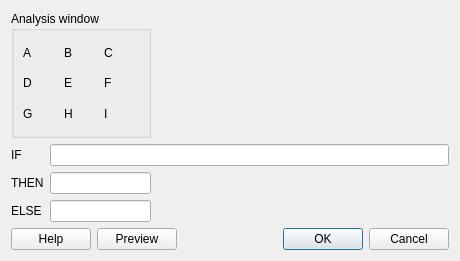
This is logicalfilterdialog.ui in mbobowsk/DarQwin as Qt 5 draws it before an edit. The edited form follows.
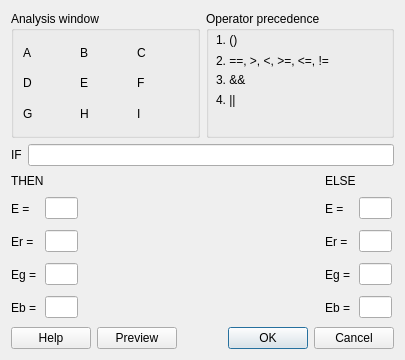
This is the edited form.

```diff
--- a/logicalfilterdialog.ui
+++ b/logicalfilterdialog.ui
@@ -6,8 +6,8 @@
    <rect>
     <x>0</x>
     <y>0</y>
-    <width>460</width>
-    <height>261</height>
+    <width>405</width>
+    <height>360</height>
    </rect>
   </property>
   <property name="windowTitle">
@@ -16,6 +16,12 @@
   <layout class="QGridLayout" name="gridLayout">
    <item row="0" column="0" colspan="2">
     <widget class="QGroupBox" name="groupBox">
+     <property name="minimumSize">
+      <size>
+       <width>131</width>
+       <height>0</height>
+      </size>
+     </property>
      <property name="title">
       <string>Analysis window</string>
      </property>
@@ -102,63 +108,529 @@
      </layout>
     </widget>
    </item>
-   <item row="1" column="0">
-    <widget class="QLabel" name="label_16">
-     <property name="text">
-      <string>IF</string>
+   <item row="0" column="2" colspan="2">
+    <widget class="QGroupBox" name="groupBox_2">
+     <property name="minimumSize">
+      <size>
+       <width>170</width>
+       <height>0</height>
+      </size>
      </property>
+     <property name="title">
+      <string>Operator precedence</string>
+     </property>
+     <widget class="QLabel" name="label_10">
+      <property name="geometry">
+       <rect>
+        <x>10</x>
+        <y>20</y>
+        <width>62</width>
+        <height>17</height>
+       </rect>
+      </property>
+      <property name="text">
+       <string>1. ()</string>
+      </property>
+     </widget>
+     <widget class="QLabel" name="label_11">
+      <property name="geometry">
+       <rect>
+        <x>10</x>
+        <y>40</y>
+        <width>161</width>
+        <height>20</height>
+       </rect>
+      </property>
+      <property name="text">
+       <string>2. ==, &gt;, &lt;, &gt;=, &lt;=, !=</string>
+      </property>
+     </widget>
+     <widget class="QLabel" name="label_12">
+      <property name="geometry">
+       <rect>
+        <x>10</x>
+        <y>60</y>
+        <width>62</width>
+        <height>17</height>
+       </rect>
+      </property>
+      <property name="text">
+       <string>3. &amp;&amp;</string>
+      </property>
+     </widget>
+     <widget class="QLabel" name="label_13">
+      <property name="geometry">
+       <rect>
+        <x>10</x>
+        <y>80</y>
+        <width>62</width>
+        <height>17</height>
+       </rect>
+      </property>
+      <property name="text">
+       <string>4. ||</string>
+      </property>
+     </widget>
     </widget>
    </item>
-   <item row="1" column="1" colspan="2">
-    <widget class="QLineEdit" name="ifTextLine"/>
+   <item row="1" column="0" colspan="4">
+    <layout class="QHBoxLayout" name="horizontalLayout_5">
+     <item>
+      <widget class="QLabel" name="label_16">
+       <property name="text">
+        <string>IF</string>
+       </property>
+      </widget>
+     </item>
+     <item>
+      <widget class="QLineEdit" name="ifTextLine"/>
+     </item>
+    </layout>
    </item>
    <item row="2" column="0">
-    <widget class="QLabel" name="label_17">
-     <property name="text">
-      <string>THEN</string>
+    <layout class="QVBoxLayout" name="verticalLayout_2">
+     <property name="sizeConstraint">
+      <enum>QLayout::SetFixedSize</enum>
      </property>
-    </widget>
+     <item>
+      <widget class="QLabel" name="label_17">
+       <property name="sizePolicy">
+        <sizepolicy hsizetype="MinimumExpanding" vsizetype="Preferred">
+         <horstretch>0</horstretch>
+         <verstretch>0</verstretch>
+        </sizepolicy>
+       </property>
+       <property name="minimumSize">
+        <size>
+         <width>69</width>
+         <height>17</height>
+        </size>
+       </property>
+       <property name="maximumSize">
+        <size>
+         <width>69</width>
+         <height>17</height>
+        </size>
+       </property>
+       <property name="text">
+        <string>THEN</string>
+       </property>
+      </widget>
+     </item>
+     <item>
+      <layout class="QHBoxLayout" name="horizontalLayout_6">
+       <item>
+        <widget class="QLabel" name="label_14">
+         <property name="sizePolicy">
+          <sizepolicy hsizetype="Fixed" vsizetype="Preferred">
+           <horstretch>0</horstretch>
+           <verstretch>0</verstretch>
+          </sizepolicy>
+         </property>
+         <property name="minimumSize">
+          <size>
+           <width>28</width>
+           <height>27</height>
+          </size>
+         </property>
+         <property name="maximumSize">
+          <size>
+           <width>28</width>
+           <height>27</height>
+          </size>
+         </property>
+         <property name="text">
+          <string>E = </string>
+         </property>
+        </widget>
+       </item>
+       <item>
+        <widget class="QLineEdit" name="e1">
+         <property name="sizePolicy">
+          <sizepolicy hsizetype="Fixed" vsizetype="Fixed">
+           <horstretch>0</horstretch>
+           <verstretch>0</verstretch>
+          </sizepolicy>
+         </property>
+         <property name="minimumSize">
+          <size>
+           <width>33</width>
+           <height>0</height>
+          </size>
+         </property>
+         <property name="maximumSize">
+          <size>
+           <width>33</width>
+           <height>16777215</height>
+          </size>
+         </property>
+         <property name="maxLength">
+          <number>3</number>
+         </property>
+        </widget>
+       </item>
+      </layout>
+     </item>
+     <item>
+      <layout class="QHBoxLayout" name="horizontalLayout_7">
+       <item>
+        <widget class="QLabel" name="label_15">
+         <property name="sizePolicy">
+          <sizepolicy hsizetype="Fixed" vsizetype="Preferred">
+           <horstretch>0</horstretch>
+           <verstretch>0</verstretch>
+          </sizepolicy>
+         </property>
+         <property name="minimumSize">
+          <size>
+           <width>28</width>
+           <height>27</height>
+          </size>
+         </property>
+         <property name="maximumSize">
+          <size>
+           <width>28</width>
+           <height>27</height>
+          </size>
+         </property>
+         <property name="text">
+          <string>Er =</string>
+         </property>
+        </widget>
+       </item>
+       <item>
+        <widget class="QLineEdit" name="er1">
+         <property name="sizePolicy">
+          <sizepolicy hsizetype="Fixed" vsizetype="Fixed">
+           <horstretch>0</horstretch>
+           <verstretch>0</verstretch>
+          </sizepolicy>
+         </property>
+         <property name="maximumSize">
+          <size>
+           <width>33</width>
+           <height>16777215</height>
+          </size>
+         </property>
+         <property name="maxLength">
+          <number>3</number>
+         </property>
+        </widget>
+       </item>
+      </layout>
+     </item>
+     <item>
+      <layout class="QHBoxLayout" name="horizontalLayout_8">
+       <item>
+        <widget class="QLabel" name="label_19">
+         <property name="sizePolicy">
+          <sizepolicy hsizetype="Fixed" vsizetype="Preferred">
+           <horstretch>0</horstretch>
+           <verstretch>0</verstretch>
+          </sizepolicy>
+         </property>
+         <property name="minimumSize">
+          <size>
+           <width>28</width>
+           <height>27</height>
+          </size>
+         </property>
+         <property name="maximumSize">
+          <size>
+           <width>28</width>
+           <height>27</height>
+          </size>
+         </property>
+         <property name="text">
+          <string>Eg =</string>
+         </property>
+        </widget>
+       </item>
+       <item>
+        <widget class="QLineEdit" name="eg1">
+         <property name="sizePolicy">
+          <sizepolicy hsizetype="Fixed" vsizetype="Fixed">
+           <horstretch>0</horstretch>
+           <verstretch>0</verstretch>
+          </sizepolicy>
+         </property>
+         <property name="minimumSize">
+          <size>
+           <width>33</width>
+           <height>0</height>
+          </size>
+         </property>
+         <property name="maximumSize">
+          <size>
+           <width>33</width>
+           <height>16777215</height>
+          </size>
+         </property>
+         <property name="maxLength">
+          <number>3</number>
+         </property>
+        </widget>
+       </item>
+      </layout>
+     </item>
+     <item>
+      <layout class="QHBoxLayout" name="horizontalLayout_9">
+       <item>
+        <widget class="QLabel" name="label_20">
+         <property name="sizePolicy">
+          <sizepolicy hsizetype="Fixed" vsizetype="Preferred">
+           <horstretch>0</horstretch>
+           <verstretch>0</verstretch>
+          </sizepolicy>
+         </property>
+         <property name="minimumSize">
+          <size>
+           <width>28</width>
+           <height>27</height>
+          </size>
+         </property>
+         <property name="maximumSize">
+          <size>
+           <width>28</width>
+           <height>27</height>
+          </size>
+         </property>
+         <property name="text">
+          <string>Eb =</string>
+         </property>
+        </widget>
+       </item>
+       <item>
+        <widget class="QLineEdit" name="eb1">
+         <property name="minimumSize">
+          <size>
+           <width>33</width>
+           <height>0</height>
+          </size>
+         </property>
+         <property name="maximumSize">
+          <size>
+           <width>33</width>
+           <height>16777215</height>
+          </size>
+         </property>
+         <property name="maxLength">
+          <number>3</number>
+         </property>
+        </widget>
+       </item>
+      </layout>
+     </item>
+    </layout>
    </item>
-   <item row="2" column="1">
-    <widget class="QLineEdit" name="thenTextLine"/>
-   </item>
-   <item row="2" column="2">
+   <item row="2" column="1" colspan="2">
     <spacer name="horizontalSpacer">
      <property name="orientation">
       <enum>Qt::Horizontal</enum>
      </property>
      <property name="sizeHint" stdset="0">
       <size>
-       <width>298</width>
-       <height>20</height>
+       <width>83</width>
+       <height>18</height>
       </size>
      </property>
     </spacer>
    </item>
-   <item row="3" column="0">
-    <widget class="QLabel" name="label_18">
-     <property name="text">
-      <string>ELSE</string>
+   <item row="2" column="3">
+    <layout class="QVBoxLayout" name="verticalLayout_3">
+     <property name="sizeConstraint">
+      <enum>QLayout::SetFixedSize</enum>
      </property>
-    </widget>
+     <item>
+      <widget class="QLabel" name="label_18">
+       <property name="minimumSize">
+        <size>
+         <width>69</width>
+         <height>17</height>
+        </size>
+       </property>
+       <property name="maximumSize">
+        <size>
+         <width>69</width>
+         <height>17</height>
+        </size>
+       </property>
+       <property name="text">
+        <string>ELSE</string>
+       </property>
+      </widget>
+     </item>
+     <item>
+      <layout class="QHBoxLayout" name="horizontalLayout_10">
+       <item>
+        <widget class="QLabel" name="label_21">
+         <property name="minimumSize">
+          <size>
+           <width>28</width>
+           <height>27</height>
+          </size>
+         </property>
+         <property name="maximumSize">
+          <size>
+           <width>28</width>
+           <height>27</height>
+          </size>
+         </property>
+         <property name="text">
+          <string>E = </string>
+         </property>
+        </widget>
+       </item>
+       <item>
+        <widget class="QLineEdit" name="e2">
+         <property name="minimumSize">
+          <size>
+           <width>33</width>
+           <height>0</height>
+          </size>
+         </property>
+         <property name="maximumSize">
+          <size>
+           <width>33</width>
+           <height>16777215</height>
+          </size>
+         </property>
+         <property name="maxLength">
+          <number>3</number>
+         </property>
+        </widget>
+       </item>
+      </layout>
+     </item>
+     <item>
+      <layout class="QHBoxLayout" name="horizontalLayout_11">
+       <item>
+        <widget class="QLabel" name="label_22">
+         <property name="minimumSize">
+          <size>
+           <width>28</width>
+           <height>27</height>
+          </size>
+         </property>
+         <property name="maximumSize">
+          <size>
+           <width>28</width>
+           <height>27</height>
+          </size>
+         </property>
+         <property name="text">
+          <string>Er =</string>
+         </property>
+        </widget>
+       </item>
+       <item>
+        <widget class="QLineEdit" name="er2">
+         <property name="minimumSize">
+          <size>
+           <width>33</width>
+           <height>0</height>
+          </size>
+         </property>
+         <property name="maximumSize">
+          <size>
+           <width>33</width>
+           <height>16777215</height>
+          </size>
+         </property>
+         <property name="maxLength">
+          <number>3</number>
+         </property>
+        </widget>
+       </item>
+      </layout>
+     </item>
+     <item>
+      <layout class="QHBoxLayout" name="horizontalLayout_12">
+       <item>
+        <widget class="QLabel" name="label_23">
+         <property name="minimumSize">
+          <size>
+           <width>28</width>
+           <height>27</height>
+          </size>
+         </property>
+         <property name="maximumSize">
+          <size>
+           <width>28</width>
+           <height>27</height>
+          </size>
+         </property>
+         <property name="text">
+          <string>Eg =</string>
+         </property>
+        </widget>
+       </item>
+       <item>
+        <widget class="QLineEdit" name="eg2">
+         <property name="minimumSize">
+          <size>
+           <width>33</width>
+           <height>0</height>
+          </size>
+         </property>
+         <property name="maximumSize">
+          <size>
+           <width>33</width>
+           <height>16777215</height>
+          </size>
+         </property>
+         <property name="maxLength">
+          <number>3</number>
+         </property>
+        </widget>
+       </item>
+      </layout>
+     </item>
+     <item>
+      <layout class="QHBoxLayout" name="horizontalLayout_13">
+       <item>
+        <widget class="QLabel" name="label_24">
+         <property name="minimumSize">
+          <size>
+           <width>28</width>
+           <height>27</height>
+          </size>
+         </property>
+         <property name="maximumSize">
+          <size>
+           <width>28</width>
+           <height>27</height>
+          </size>
+         </property>
+         <property name="text">
+          <string>Eb =</string>
+         </property>
+        </widget>
+       </item>
+       <item>
+        <widget class="QLineEdit" name="eb2">
+         <property name="minimumSize">
+          <size>
+           <width>33</width>
+           <height>0</height>
+          </size>
+         </property>
+         <property name="maximumSize">
+          <size>
+           <width>33</width>
+           <height>16777215</height>
+          </size>
+         </property>
+         <property name="maxLength">
+          <number>3</number>
+         </property>
+        </widget>
+       </item>
+      </layout>
+     </item>
+    </layout>
    </item>
-   <item row="3" column="1">
-    <widget class="QLineEdit" name="elseTextLine"/>
-   </item>
-   <item row="3" column="2">
-    <spacer name="horizontalSpacer_2">
-     <property name="orientation">
-      <enum>Qt::Horizontal</enum>
-     </property>
-     <property name="sizeHint" stdset="0">
-      <size>
-       <width>298</width>
-       <height>20</height>
-      </size>
-     </property>
-    </spacer>
-   </item>
-   <item row="4" column="0" colspan="3">
+   <item row="3" column="0" colspan="4">
     <layout class="QHBoxLayout" name="horizontalLayout_4">
      <item>
       <widget class="QPushButton" name="helpButton">
```
